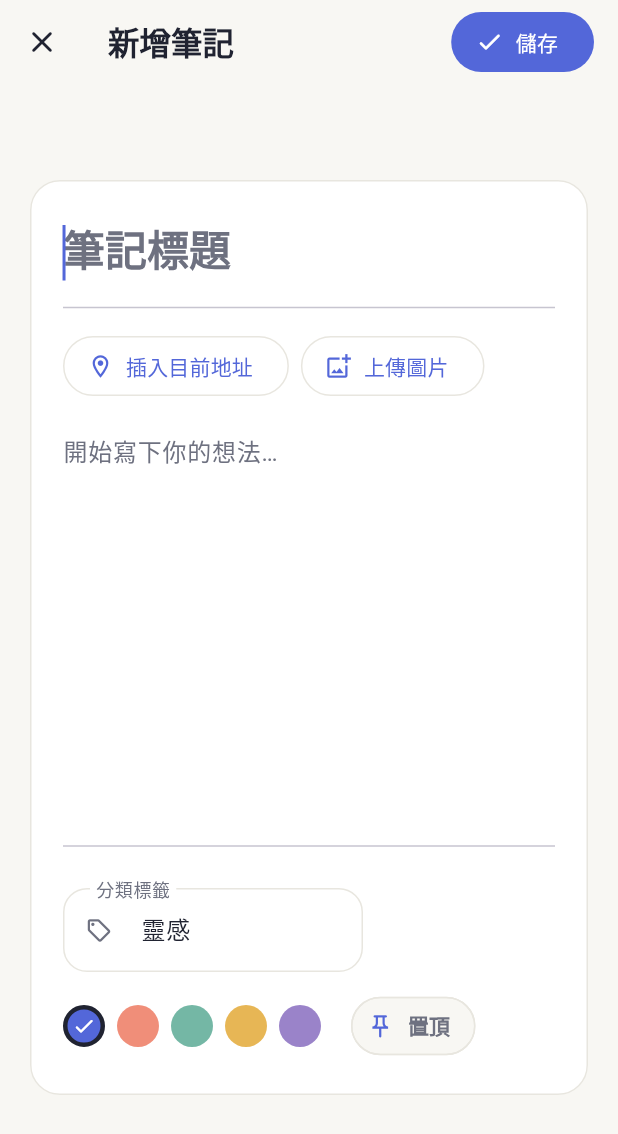
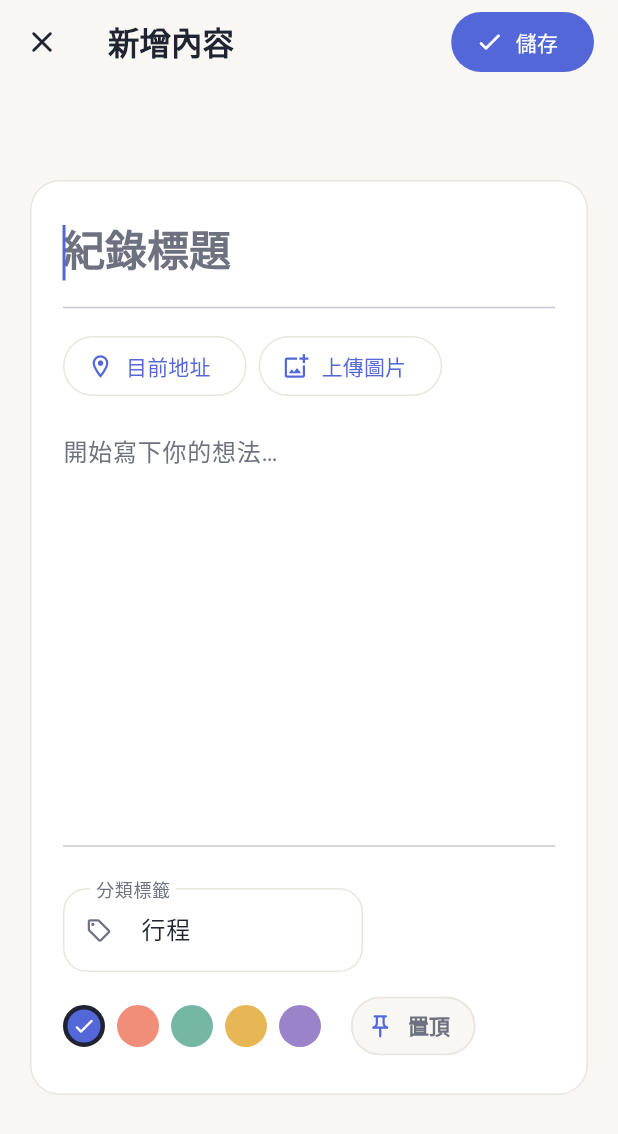
Before and after one commit to weilun593/flutter_codespaces, a Flutter app: the NoteEditorScreen screen opened directly, on a phone screen of 412 x 824 dp. Shown: the top 1134 px of the screen. Run offline on Flutter 3.47's test engine with Material 3 defaults, Android fonts, the phone set to English and light mode, and no system bars; our stand-ins replace geocoding, geolocator, image_picker, supabase_flutter; accounts and stored records are empty; Roboto replaces fonts that are missing (Arial).

Commit message:
文字調整

```diff
--- a/lib/screens/component/emptystate.dart
+++ b/lib/screens/component/emptystate.dart
@@ -28,7 +28,7 @@ class EmptyState extends StatelessWidget {
           ),
           const SizedBox(height: 16),
           Text(
-            hasSearch ? '沒有找到相符的筆記' : '這裡還是空的',
+            hasSearch ? '沒有找到相符的紀錄' : '這裡還是空的',
             style: theme.textTheme.titleLarge,
           ),
           const SizedBox(height: 7),
--- a/lib/screens/component/notecard.dart
+++ b/lib/screens/component/notecard.dart
@@ -63,7 +63,7 @@ class NoteCard extends StatelessWidget {
                             itemBuilder: (_) => const [
                               PopupMenuItem(
                                 value: 'delete',
-                                child: Text('刪除筆記'),
+                                child: Text('刪除紀錄'),
                               ),
                             ],
                           ),
--- a/lib/screens/home_screen.dart
+++ b/lib/screens/home_screen.dart
@@ -51,7 +51,7 @@ class _HomeScreenState extends State<HomeScreen> {
         setState(() => _errorMessage = _friendlyDatabaseError(error.message));
       }
     } catch (_) {
-      if (mounted) setState(() => _errorMessage = '目前無法載入筆記，請稍後再試。');
+      if (mounted) setState(() => _errorMessage = '目前無法載入內容，請稍後再試。');
     } finally {
       if (mounted) setState(() => _isLoading = false);
     }
@@ -76,14 +76,14 @@ class _HomeScreenState extends State<HomeScreen> {
     );
     if (result == null || !mounted) return;
     await _loadNotes();
-    _showMessage(note == null ? '筆記已建立' : '筆記已更新');
+    _showMessage(note == null ? '紀錄已建立' : '紀錄已更新');
   }
 
   Future<void> _deleteNote(Note note) async {
     final shouldDelete = await showDialog<bool>(
       context: context,
       builder: (dialogContext) => AlertDialog(
-        title: const Text('刪除這篇筆記？'),
+        title: const Text('刪除這則記錄？'),
         content: Text('「${note.title}」刪除後就不能復原。'),
         actions: [
           TextButton(
@@ -111,7 +111,7 @@ class _HomeScreenState extends State<HomeScreen> {
       setState(
         () => _notes = _notes.where((item) => item.id != note.id).toList(),
       );
-      _showMessage('筆記已刪除');
+      _showMessage('紀錄已刪除');
     } on PostgrestException catch (error) {
       if (mounted) _showMessage(_friendlyDatabaseError(error.message));
     }
@@ -127,7 +127,7 @@ class _HomeScreenState extends State<HomeScreen> {
       return '找不到 notes 資料表，請先執行 supabase/schema.sql。';
     }
     if (message.toLowerCase().contains('permission')) {
-      return '沒有存取筆記的權限，請檢查 RLS 設定。';
+      return '沒有存取紀錄的權限，請檢查 RLS 設定。';
     }
     return message;
   }
@@ -170,7 +170,7 @@ class _HomeScreenState extends State<HomeScreen> {
       floatingActionButton: FloatingActionButton.extended(
         onPressed: () => _openEditor(),
         icon: const Icon(Icons.add_rounded),
-        label: const Text('新增筆記'),
+        label: const Text('新增紀錄'),
       ),
       body: RefreshIndicator(
         onRefresh: _loadNotes,
@@ -255,7 +255,7 @@ class _HomeContent extends StatelessWidget {
         const SizedBox(height: 28),
         Row(
           children: [
-            Text('你的筆記', style: theme.textTheme.titleLarge),
+            Text('你的紀錄', style: theme.textTheme.titleLarge),
             const SizedBox(width: 10),
             if (totalNotes > 0)
               Container(
--- a/lib/screens/login_screen.dart
+++ b/lib/screens/login_screen.dart
@@ -137,7 +137,7 @@ class _WelcomePanel extends StatelessWidget {
         Text('把想法留在\n一個安靜的地方。', style: theme.textTheme.displaySmall),
         const SizedBox(height: 18),
         Text(
-          'Notely 是你的日常筆記桌。\n記下靈感、整理計畫，隨時在雲端找到它們。',
+          'Notely 是你的日常記事本。\n記下行程、整理計畫，隨時在雲端找到它們。',
           style: theme.textTheme.bodyLarge?.copyWith(
             color: theme.colorScheme.onSurfaceVariant,
           ),
@@ -246,7 +246,7 @@ class _LoginCard extends StatelessWidget {
               ),
               const SizedBox(height: 8),
               Text(
-                isRegisterMode ? '註冊後，你的筆記會自動安全同步。' : '登入後繼續整理你的思緒。',
+                isRegisterMode ? '註冊後，你的紀錄會自動安全同步。' : '登入後繼續整理你的思緒。',
                 style: theme.textTheme.bodyMedium,
               ),
               const SizedBox(height: 28),
--- a/lib/screens/note_editor_screen.dart
+++ b/lib/screens/note_editor_screen.dart
@@ -44,7 +44,7 @@ class _NoteEditorScreenState extends State<NoteEditorScreen> {
     _contentController = TextEditingController(
       text: NoteContent.text(widget.note?.content ?? ''),
     );
-    _tagController = TextEditingController(text: widget.note?.tag ?? '靈感');
+    _tagController = TextEditingController(text: widget.note?.tag ?? '行程');
     _selectedColor = widget.note?.color ?? 'indigo';
     _isPinned = widget.note?.isPinned ?? false;
   }
@@ -60,7 +60,7 @@ class _NoteEditorScreenState extends State<NoteEditorScreen> {
   Future<void> _save() async {
     final title = _titleController.text.trim();
     if (title.isEmpty) {
-      _showMessage('請先為筆記寫個標題。');
+      _showMessage('請先為記錄寫個標題。');
       return;
     }
 
@@ -125,7 +125,7 @@ class _NoteEditorScreenState extends State<NoteEditorScreen> {
       final text = _contentController.text;
       final prefix = start > 0 && text[start - 1] != '\n' ? '\n\n' : '';
       final suffix = end < text.length && text[end] != '\n' ? '\n' : '';
-        final insertion = '$prefix打卡地址：$address$suffix';
+      final insertion = '$prefix$address$suffix';
       _contentController.value = TextEditingValue(
         text: text.replaceRange(start, end, insertion),
         selection: TextSelection.collapsed(offset: start + insertion.length),
@@ -177,7 +177,7 @@ class _NoteEditorScreenState extends State<NoteEditorScreen> {
               : () => Navigator.pop(context),
           icon: const Icon(Icons.close_rounded),
         ),
-        title: Text(_isEditing ? '編輯筆記' : '新增筆記'),
+        title: Text(_isEditing ? '編輯內容' : '新增內容'),
         actions: [
           Padding(
             padding: const EdgeInsets.only(right: 16),
@@ -214,7 +214,7 @@ class _NoteEditorScreenState extends State<NoteEditorScreen> {
                       textInputAction: TextInputAction.next,
                       style: theme.textTheme.headlineSmall,
                       decoration: const InputDecoration(
-                        hintText: '筆記標題',
+                        hintText: '紀錄標題',
                         border: InputBorder.none,
                         enabledBorder: InputBorder.none,
                         focusedBorder: InputBorder.none,
@@ -240,7 +240,7 @@ class _NoteEditorScreenState extends State<NoteEditorScreen> {
                                   ),
                                 )
                               : const Icon(Icons.location_on_outlined),
-                          label: const Text('插入目前地址'),
+                          label: const Text('目前地址'),
                         ),
                         OutlinedButton.icon(
                           onPressed: _isSaving || _isUploadingImage
@@ -344,7 +344,7 @@ class _ColorPicker extends StatelessWidget {
       children: AppColors.noteColors.entries.map((entry) {
         final selected = entry.key == selectedColor;
         return Tooltip(
-          message: '筆記顏色',
+          message: '紀錄顏色',
           child: GestureDetector(
             onTap: () => onChanged(entry.key),
             child: Container(
--- a/lib/screens/supabase_setup_screen.dart
+++ b/lib/screens/supabase_setup_screen.dart
@@ -39,7 +39,7 @@ class SupabaseSetupScreen extends StatelessWidget {
                     Text('Notely 還差最後一步', style: theme.textTheme.headlineSmall),
                     const SizedBox(height: 10),
                     Text(
-                      '目前尚未設定 Supabase，所以登入與雲端筆記功能還不能啟用。',
+                      '目前尚未設定 Supabase，所以登入與雲端紀錄功能還不能啟用。',
                       style: theme.textTheme.bodyLarge,
                     ),
                     const SizedBox(height: 24),
```
